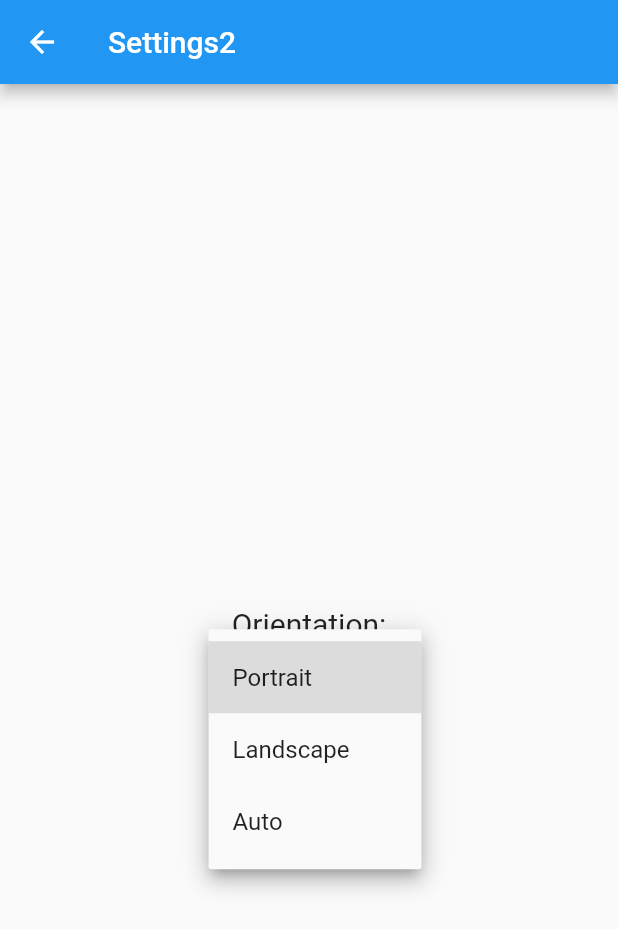
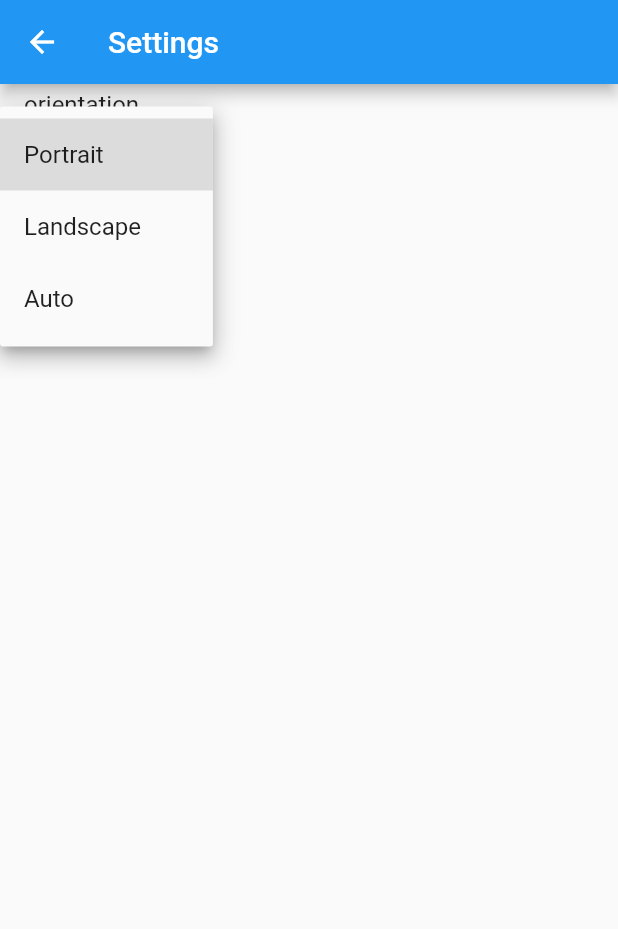
Before and after one commit to gadacz-aac/aac, a Flutter app: the SettingsScreen screen opened directly, after a tap on "Portrait", on a phone screen of 412 x 824 dp. Shown: the top 929 px of the screen. Run offline on Flutter 3.47's test engine with Material 2 defaults, Android fonts, the light colour scheme and no system bars; our stand-ins replace flutter_riverpod, flutter_tts, image_picker, isar; accounts and stored records are empty; generated files the repository leaves out were written again.

Commit message:
settings screen shows proper values

```diff
--- a/lib/src/features/settings/ui/settings_screen.dart
+++ b/lib/src/features/settings/ui/settings_screen.dart
@@ -13,53 +13,91 @@ class SettingsScreen extends ConsumerStatefulWidget {
 }
 
 class _SettingsScreenState extends ConsumerState<SettingsScreen> {
-  OrientationOption _orientationOption = OrientationOption.portrait;
-
   @override
   Widget build(BuildContext context) {
     return Scaffold(
       appBar: AppBar(
-        title: const Text('Settings2'),
+        title: const Text('Settings'),
       ),
-      body: Center(
-        child: Column(
-          mainAxisAlignment: MainAxisAlignment.center,
-          children: [
-            const Text(
-              'Orientation:',
-              style: TextStyle(fontSize: 20),
-            ),
-            DropdownButton<OrientationOption>(
-              value: _orientationOption,
-              onChanged: (newValue) {
-                setState(() {
-                  _orientationOption = newValue!;
-                });
-
-                final settingsManager = ref.watch(settingsManagerProvider);
-                settingsManager.putString(
-                    "orientation", _orientationOption.name);
-
-                changeOrientation(_orientationOption.name);
-              },
-              items: const [
+      body: Column(
+        children: [
+          PersistentDropdownButton("orientation",
+              defaultValue: OrientationOption.portrait.name,
+              onChanged: changeOrientation,
+              items: [
                 DropdownMenuItem(
-                  value: OrientationOption.portrait,
-                  child: Text('Portrait'),
+                  value: OrientationOption.portrait.name,
+                  child: const Text('Portrait'),
                 ),
                 DropdownMenuItem(
-                  value: OrientationOption.landscape,
-                  child: Text('Landscape'),
+                  value: OrientationOption.landscape.name,
+                  child: const Text('Landscape'),
                 ),
                 DropdownMenuItem(
-                  value: OrientationOption.auto,
-                  child: Text('Auto'),
+                  value: OrientationOption.auto.name,
+                  child: const Text('Auto'),
                 ),
-              ],
-            ),
-          ],
-        ),
+              ])
+        ],
       ),
     );
   }
 }
+
+class PersistentDropdownButton<T> extends ConsumerStatefulWidget {
+  const PersistentDropdownButton(
+    this.settingsEntryKey, {
+    super.key,
+    required this.defaultValue,
+    required this.items,
+    this.onChanged,
+  });
+
+  final T defaultValue;
+  final List<DropdownMenuItem<T>> items;
+  final ValueChanged<T?>? onChanged;
+  final String settingsEntryKey;
+
+  @override
+  ConsumerState<ConsumerStatefulWidget> createState() =>
+      _PersistentDropdownState<T>();
+}
+
+class _PersistentDropdownState<T>
+    extends ConsumerState<PersistentDropdownButton<T>> {
+  late T _value;
+
+  @override
+  void initState() {
+    super.initState();
+
+    final settingsManager = ref.read(settingsManagerProvider);
+    _value = settingsManager.getValueSync(widget.settingsEntryKey) ??
+        widget.defaultValue;
+  }
+
+  void _onChanged(T? newValue) {
+    setState(() {
+      if (newValue != null) _value = newValue;
+    });
+
+    final settingsManager = ref.read(settingsManagerProvider);
+    settingsManager.putValueSync(widget.settingsEntryKey, _value);
+
+    if (widget.onChanged != null) widget.onChanged!(newValue);
+  }
+
+  @override
+  Widget build(BuildContext context) {
+    return ListTile(
+      title: Text(widget.settingsEntryKey),
+      subtitle: Column(
+        crossAxisAlignment: CrossAxisAlignment.start,
+        children: [
+          DropdownButton(
+              value: _value, items: widget.items, onChanged: _onChanged)
+        ],
+      ),
+    );
+  }
+}
```
Also changed, not shown: lib/src/features/settings/model/settings_entry.dart (+20 -6 lines), lib/src/features/settings/settings_manager.dart (+18 -5 lines).
